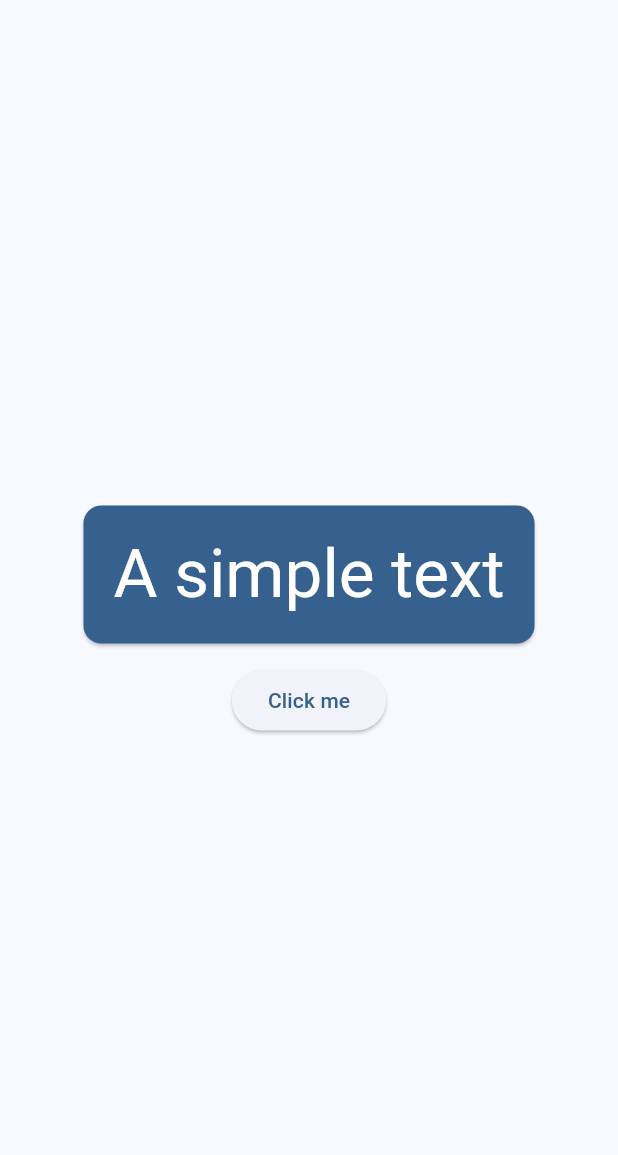
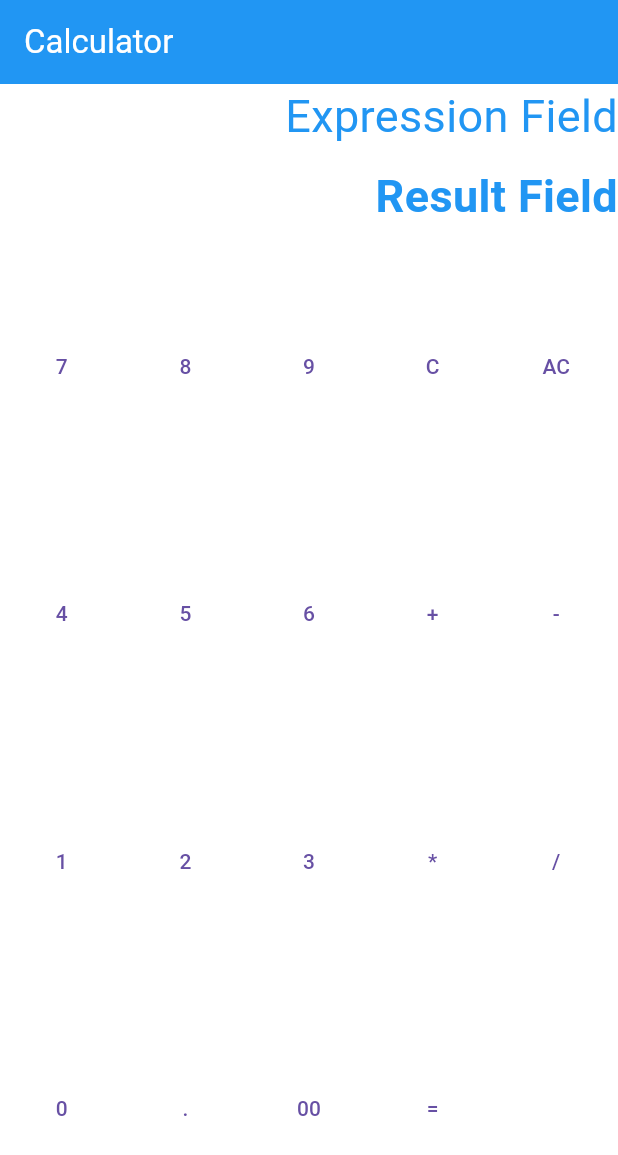
Before and after one commit to OSS-42/15---MOBILE, a Flutter app: the screen it shows after launch, on a phone screen of 412 x 824 dp. Shown: the top 1155 px of the screen. Run offline on Flutter 3.47's test engine with Material 3 defaults, Android fonts, the phone set to English and light mode, and no system bars; our stand-ins replace logger.

Commit message:
ex02 not finished

```diff
--- a/mobileModule00/ex00/lib/main.dart
+++ b/mobileModule00/ex00/lib/main.dart
@@ -15,63 +15,142 @@ class MyApp extends StatelessWidget {
   // This widget is the root of your application.
   @override
   Widget build(BuildContext context) {
+    double height = MediaQuery.of(context).size.height;
+    double width = MediaQuery.of(context).size.width;
+
     return MaterialApp(
-        title: 'Mobile Module00 - ex00',
-        theme: ThemeData(// This is the theme of your application.
-          colorScheme: ColorScheme.fromSeed(seedColor: Colors.blue),
-          useMaterial3: true,
+      home: Scaffold(
+        appBar: AppBar(
+          title: const Text('Calculator'),
+          backgroundColor: Colors.blue,
+          foregroundColor: Colors.white,
         ),
-        home: const MyHomePage(),
-    );
-  }
-}
-
-class MyHomePage extends StatelessWidget {
-  const MyHomePage({super.key});
-
-  @override
-  Widget build(BuildContext context) {
-    // var appState = context.watch<MyAppState>();
-    // var pair = appState.current;
-
-    return Scaffold(
-      body: Center(
-        child: Column (
-          mainAxisAlignment: MainAxisAlignment.center,
-          children: [
-            const SimpleText(),
-            const SizedBox(height: 10),
-            ElevatedButton (
-              onPressed: () {
-                logger.i('Button pressed');
-              },
-              child: const Text('Click me'),
-            ),
-          ],
+        body: Container(
+          color: Colors.white,
+          child: Column(
+            children: [
+              ExpressionField(width: width),
+              const SizedBox(height: 10),
+              ResultField(width: width),
+              const SizedBox(height: 10),
+              Expanded(
+                child: ButtonField(height: height * 0.5),
+              ),
+            ],
+          ),
         ),
       ),
     );
   }
 }
 
-class SimpleText extends StatelessWidget {
-  const SimpleText({
-    super.key,
-  });
+// class MyHomePage extends StatelessWidget {
+//   const MyHomePage({super.key});
+
+//   @override
+//   Widget build(BuildContext context) {
+
+//     return Scaffold(
+//       appBar: AppBar(
+//         title: const Text('Calculator'),
+//       ),
+//       body: const Column(
+//           children: [
+//             ExpressionField(),
+//             SizedBox(height: 10),
+//             ResultField(),
+//             SizedBox(height: 10),
+//             ButtonField(),
+//           ],
+//         ),
+//       );
+//   }
+// }
+
+class ExpressionField extends StatelessWidget {
+  final double width;
+  const ExpressionField({super.key, required this.width});
 
   @override
   Widget build(BuildContext context) {
-    final theme = Theme.of(context);
-    final style = theme.textTheme.displayMedium!.copyWith(
-      color: theme.colorScheme.onPrimary,
-    );
+    // double width = MediaQuery.of(context).size.width;
 
-    return Card(
-        color: theme.colorScheme.primary,
-        child: Padding(
-          padding: const EdgeInsets.all(20),
-          child: Text('A simple text', style: style),
+    return SizedBox(
+      width: width,
+      child: const Text(
+        'Expression Field',
+        textAlign: TextAlign.right,
+        style: TextStyle(
+          fontSize: 30,
+          color: Colors.blue,
         ),
+      ),
     );
   }
 }
+
+class ResultField extends StatelessWidget {
+  final double width;
+  const ResultField({super.key, required this.width});
+
+  @override
+  Widget build(BuildContext context) {
+    // double width = MediaQuery.of(context).size.width;
+
+    return SizedBox(
+      width: width,
+      child: const Text(
+        'Result Field',
+        textAlign: TextAlign.right,
+        style: TextStyle(
+          fontSize: 30,
+          color: Colors.blue,
+          fontWeight: FontWeight.bold,
+        ),
+      ),
+    );
+  }
+}
+
+class ButtonField extends StatelessWidget {
+  final double height;
+  const ButtonField({super.key, required this.height});
+
+  @override
+  Widget build(BuildContext context) {
+    final buttons = [
+      ['7','8','9','C','AC'],
+      ['4','5','6','+','-'],
+      ['1','2','3','*','/'],
+      ['0','.','00','=', ''],
+    ];
+    // double height = MediaQuery.of(context).size.height;
+
+
+          return Expanded(
+            child: GridView.builder(
+              itemCount: buttons.length * buttons[0].length,
+              gridDelegate: SliverGridDelegateWithFixedCrossAxisCount(
+                crossAxisCount: 5,
+                childAspectRatio: (MediaQuery.of(context).size.width / 5) /
+                    (MediaQuery.of(context).size.height / 5),
+              ),
+              itemBuilder: (BuildContext context, int index) {
+                final row = index ~/ 5;
+                final col = index % 5;
+                return TextButton(
+                  onPressed: () => logger.i('Button ${buttons[row][col]} pressed'),
+                  child: Text(buttons[row][col]),
+                );
+              },
+            ),
+          );
+  }
+}
+
+//ElevatedButton (
+//   onPressed: () {
+//     logger.i('Button pressed');
+//   },
+//   child: const Text('Click me'),
+// ),
```
